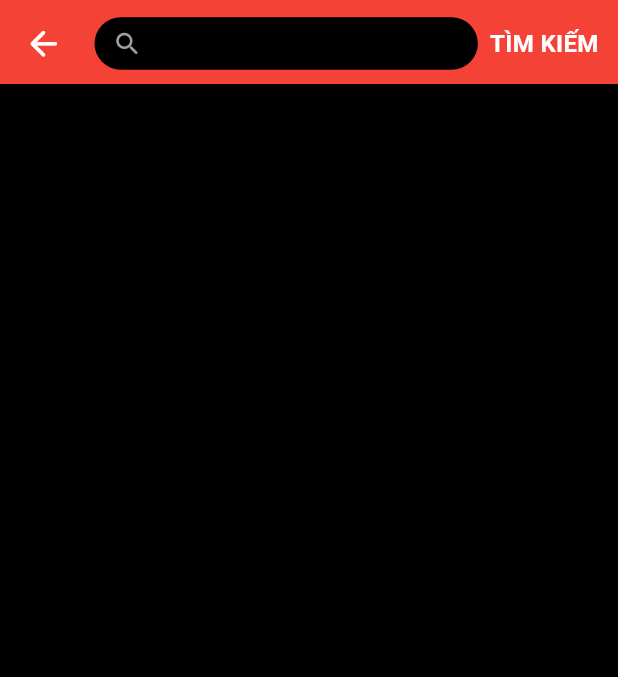
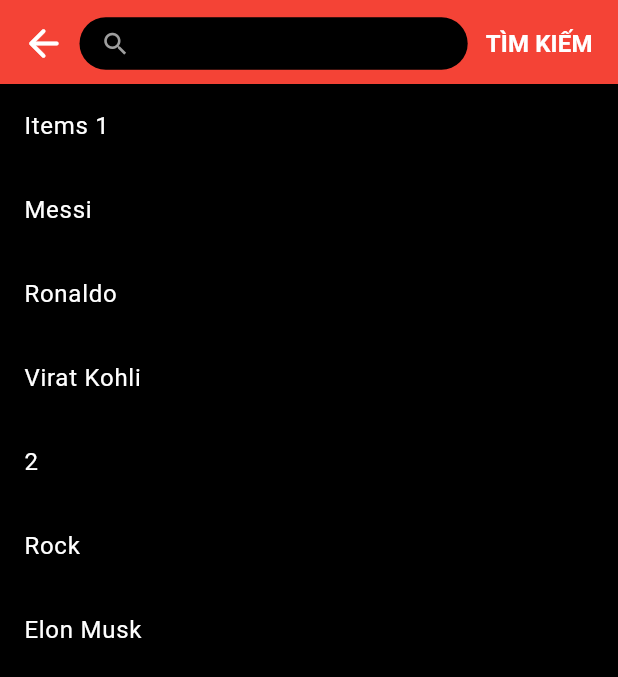
Before and after one commit to thanhNgan13/CS2-New, a Flutter app: the screen it shows after launch, after a tap on the "search" icon, on a phone screen of 412 x 824 dp. Shown: the top 677 px of the screen. Run offline on Flutter 3.47's test engine with Material 3 defaults, Android fonts, the phone set to English and light mode, and no system bars; our stand-ins replace country_picker, video_player; network calls fail.

Commit message:
Update Search Screen

```diff
--- a/lib/main.dart
+++ b/lib/main.dart
@@ -54,7 +54,7 @@ class _MyHomePageState extends State<MyHomePage> {
   String SelectedCategory = 'For you';
 
   final List<Widget> _pages = [
-    const Center(child: Text('Home')),
+    Container(child: Text('Home')),
     const Center(child: Text('Search')),
     ReelsPage(),
     UserPage()
@@ -80,7 +80,6 @@ class _MyHomePageState extends State<MyHomePage> {
   @override
   Widget build(BuildContext context) {
     return Scaffold(
-        extendBodyBehindAppBar: true,
         appBar: (_selectedIndex == 0 || _selectedIndex == 1)
             ? CustomAppBar(
                 categories: categories,
--- a/lib/src/views/pages/searchScreen.dart
+++ b/lib/src/views/pages/searchScreen.dart
@@ -4,23 +4,46 @@ class SearchScreen extends StatefulWidget {
   const SearchScreen({super.key});
 
   @override
-  _SearchScreenState createState() => _SearchScreenState();
+  State<SearchScreen> createState() => _SearchScreenState();
 }
 
 class _SearchScreenState extends State<SearchScreen> {
-  final TextEditingController _textEditingController = TextEditingController();
-  bool _showClearIcon = false;
-  bool _showSearchIcon = true;
+  final TextEditingController _searchController = TextEditingController();
+  bool isSearchClicked = false;
+  String searchText = '';
+  List<String> items = [
+    'Items 1',
+    'Messi',
+    'Ronaldo',
+    'Virat Kohli',
+    '2',
+    'Rock',
+    'Elon Musk',
+  ];
 
+  List<String> filteredItems = [];
   @override
   void initState() {
     super.initState();
-    _textEditingController.addListener(() {
+    filteredItems = List.from(items);
+  }
+
+  void _onSearchChanged(String value) {
     setState(() {
-        _showClearIcon = _textEditingController.text.isNotEmpty;
-        _showSearchIcon = _textEditingController.text.isEmpty;
+      searchText = value;
+      myFilterItems();
     });
-    });
+  }
+
+  void myFilterItems() {
+    if (searchText.isEmpty) {
+      filteredItems = List.from(items);
+    } else {
+      filteredItems = items
+          .where(
+              (item) => item.toLowerCase().contains(searchText.toLowerCase()))
+          .toList();
+    }
   }
 
   @override
@@ -28,101 +51,101 @@ class _SearchScreenState extends State<SearchScreen> {
     return Scaffold(
       backgroundColor: Colors.black,
       appBar: AppBar(
+        backgroundColor: Colors.red,
         automaticallyImplyLeading: false,
-        backgroundColor: Colors.red,
         flexibleSpace: Padding(
           padding: const EdgeInsets.symmetric(horizontal: 5.0, vertical: 5.0),
           child: Column(
             mainAxisAlignment: MainAxisAlignment.end,
             children: [
               Row(
+                mainAxisAlignment: MainAxisAlignment.center,
                 children: [
                   IconButton(
-                    icon: const Icon(
-                      Icons.arrow_back_rounded,
-                      color: Colors.white,
-                      size: 27,
-                    ),
                     onPressed: () {
                       Navigator.pop(context);
                     },
+                    icon: const Icon(
+                      Icons.arrow_back_rounded,
+                      size: 30,
+                      color: Colors.white,
+                    ),
                   ),
                   Expanded(
                     child: Container(
-                      height: 35,
-                      margin: const EdgeInsets.only(left: 10),
-                      padding: const EdgeInsets.symmetric(horizontal: 12),
+                      height: 35, // Set the desired height here
                       decoration: BoxDecoration(
                         color: Colors.black,
-                        borderRadius: BorderRadius.circular(999),
+                        borderRadius: BorderRadius.circular(20),
                       ),
-                      child: Row(
-                        children: [
-                          if (_showSearchIcon)
-                            const Icon(
-                              Icons.search_rounded,
+                      child: TextField(
+                        controller: _searchController,
+                        onChanged: _onSearchChanged,
+                        textInputAction: TextInputAction.search,
+                        cursorColor: Colors.grey,
+                        style: const TextStyle(
+                          color: Colors.white,
+                        ),
+                        decoration: InputDecoration(
+                          contentPadding:
+                              const EdgeInsets.fromLTRB(16, 20, 16, 12),
+                          border: InputBorder.none,
+                          prefixIcon: searchText.isEmpty
+                              ? const Icon(
+                                  Icons.search,
                                   color: Colors.grey,
                                   size: 20,
-                            ),
-                          Expanded(
-                            child: TextField(
-                              controller: _textEditingController,
-                              maxLines: 1, // Allow multiline input2
-                              style: const TextStyle(color: Colors.white),
-                              decoration: const InputDecoration(
-                                border: InputBorder.none,
-                                hintStyle: TextStyle(color: Colors.grey),
-                              ),
-                            ),
-                          ),
-                          if (_showClearIcon)
-                            IconButton(
+                                )
+                              : null,
+                          suffixIcon: searchText.isNotEmpty
+                              ? IconButton(
+                                  onPressed: () {
+                                    _searchController.clear();
+                                    setState(() {
+                                      searchText = '';
+                                    });
+                                  },
                                   icon: const Icon(
                                     Icons.clear,
                                     color: Colors.grey,
                                     size: 20,
                                   ),
-                              onPressed: () {
-                                setState(() {
-                                  _textEditingController.clear();
-                                  _showClearIcon = false;
-                                  _showSearchIcon = true;
-                                });
-                              },
-                            ),
-                        ],
+                                )
+                              : null,
                         ),
                       ),
                     ),
-                  const Padding(
-                    padding: EdgeInsets.all(8.0),
-                    child: Text(
+                  ),
+                  TextButton(
+                    onPressed: () {},
+                    child: const Text(
                       'TÌM KIẾM',
                       style: TextStyle(
                         color: Colors.white,
                         fontSize: 16,
-                          fontWeight: FontWeight.bold),
+                        fontWeight: FontWeight.bold,
                       ),
                     ),
+                  )
                 ],
               ),
             ],
           ),
         ),
       ),
-      body: const SingleChildScrollView(
-        child: Column(
-          children: [
-            // Your other content here
-          ],
+      // body parts
+      body: ListView.builder(
+          itemCount: filteredItems.length,
+          itemBuilder: (context, index) {
+            return ListTile(
+              title: Text(
+                filteredItems[index],
+                style: const TextStyle(
+                  color: Colors.white,
                 ),
               ),
             );
-  }
-
-  @override
-  void dispose() {
-    _textEditingController.dispose();
-    super.dispose();
+          }),
+    );
   }
 }
--- a/lib/src/widgets/AppBar.dart
+++ b/lib/src/widgets/AppBar.dart
@@ -24,25 +24,25 @@ class CustomAppBar extends StatelessWidget implements PreferredSizeWidget {
   Widget build(BuildContext context) {
     return AppBar(
       backgroundColor: Colors.black,
-      flexibleSpace: Padding(
-        padding: const EdgeInsets.only(
-          bottom: 0,
-          top: 10,
-          left: 10,
-          right: 10,
-        ),
-        child: Column(
+      flexibleSpace: Column(
         mainAxisAlignment: MainAxisAlignment.end,
         children: [
           //Row 1
-            Row(
+          Padding(
+            padding: const EdgeInsets.symmetric(horizontal: 8.0),
+            child: Row(
               mainAxisAlignment: MainAxisAlignment.spaceBetween,
               children: [
                 //Logo
-                const FlutterLogo(
-                  size: 40,
+                ClipRRect(
+                  borderRadius: BorderRadius.circular(12),
+                  child: Image.asset(
+                    'assets/images/opera-news-logo.png',
+                    fit: BoxFit.cover,
+                    height: 40.0,
+                    width: 40.0,
                   ),
-                //Button Modal
+                ), //Button Modal
                 ElevatedButton(
                   onPressed: () {
                     showModalBottomSheet(
@@ -94,6 +94,7 @@ class CustomAppBar extends StatelessWidget implements PreferredSizeWidget {
                   ),
                 )
               ],
+            ),
           ),
           const SizedBox(
             height: 10,
@@ -152,7 +153,6 @@ class CustomAppBar extends StatelessWidget implements PreferredSizeWidget {
           ),
         ],
       ),
-      ),
     );
   }
 
```
Also changed, not shown: pubspec.lock. Lines whose indentation alone changed are shown as unchanged.
